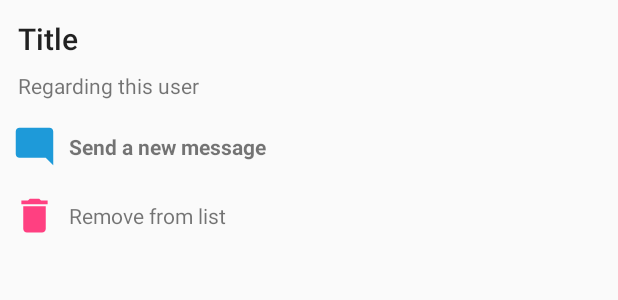
After one commit to brocahontaz/chapp, an Android app: the layout friend_dialog.xml on its own in the app's theme, with its tools: preview values and no code run, on a phone screen of 412 x 824 dp. The commit adds this screen. Shown: the top 300 px of the screen. Run offline under Robolectric (Android 15) with nearby library versions, the phone set to English and light mode, and no system bars.

Commit message:
Added a dialog for contacts, with options to send a new message or remove the contact. Pretty sleek

```diff
--- a/app/build.gradle
+++ b/app/build.gradle
@@ -50,4 +50,5 @@ dependencies {
 
 
 
+
 apply plugin: 'com.google.gms.google-services'
--- a/app/src/main/java/se/rooter/rooterchat/FriendAdapter.java
+++ b/app/src/main/java/se/rooter/rooterchat/FriendAdapter.java
@@ -49,9 +49,11 @@ public class FriendAdapter extends ArrayAdapter<UserInformation> {
         userMail = (TextView) convertView.findViewById(R.id.userMail);
         avatarRound = (ImageView) convertView.findViewById(R.id.profile_image);
         removeFriend = (ImageView) convertView.findViewById(R.id.removeFriend);
+        removeFriend.setVisibility(View.GONE);
 
         final String id = user.getId();
 
+        /*
         removeFriend.setOnClickListener(new View.OnClickListener() {
             @Override
             public void onClick(View v) {
@@ -63,6 +65,7 @@ public class FriendAdapter extends ArrayAdapter<UserInformation> {
                 notifyDataSetChanged();
             }
         });
+        */
 
         String imgpath = user.getImgPath();
         String username = user.getNickname();
--- /dev/null
+++ b/app/src/main/res/layout/friend_dialog.xml
@@ -0,0 +1,88 @@
+<?xml version="1.0" encoding="utf-8"?>
+<LinearLayout xmlns:android="http://schemas.android.com/apk/res/android"
+    xmlns:app="http://schemas.android.com/apk/res-auto"
+    xmlns:tools="http://schemas.android.com/tools"
+    android:layout_width="match_parent"
+    android:layout_height="wrap_content"
+    android:orientation="vertical"
+    android:paddingBottom="12dp">
+
+    <android.support.constraint.ConstraintLayout
+        android:layout_width="match_parent"
+        android:layout_height="wrap_content">
+
+        <TextView
+            android:id="@+id/title"
+            android:layout_width="wrap_content"
+            android:layout_height="wrap_content"
+            android:layout_marginLeft="12dp"
+            android:layout_marginStart="12dp"
+            android:layout_marginTop="12dp"
+            android:text="Actions"
+            android:textAppearance="@android:style/TextAppearance.Material.DialogWindowTitle"
+            app:layout_constraintLeft_toLeftOf="parent"
+            app:layout_constraintTop_toTopOf="parent"
+            tools:layout_constraintLeft_creator="1"
+            tools:layout_constraintTop_creator="1"
+            tools:text="Title" />
+
+        <TextView
+            android:id="@+id/message"
+            android:layout_width="wrap_content"
+            android:layout_height="wrap_content"
+            android:layout_marginStart="12dp"
+            android:layout_marginTop="8dp"
+            app:layout_constraintLeft_toLeftOf="parent"
+            app:layout_constraintTop_toBottomOf="@+id/title"
+            tools:layout_constraintLeft_creator="1"
+            tools:layout_constraintTop_creator="1"
+            tools:text="Regarding this user" />
+
+        <ImageView
+            android:id="@+id/messageBtn"
+            android:layout_width="30dp"
+            android:layout_height="30dp"
+            app:srcCompat="@drawable/ic_chat"
+            android:layout_marginTop="16dp"
+            app:layout_constraintTop_toBottomOf="@+id/message"
+            android:layout_marginLeft="8dp"
+            app:layout_constraintLeft_toLeftOf="parent" />
+
+        <ImageView
+            android:id="@+id/removeBtn"
+            android:layout_width="30dp"
+            android:layout_height="30dp"
+            app:srcCompat="@drawable/ic_delete"
+            android:layout_marginTop="16dp"
+            app:layout_constraintTop_toBottomOf="@+id/messageBtn"
+            android:layout_marginLeft="8dp"
+            app:layout_constraintLeft_toLeftOf="parent"
+            android:tint="@color/colorAccent"/>
+
+        <TextView
+            android:id="@+id/newMsg"
+            android:layout_width="wrap_content"
+            android:layout_height="wrap_content"
+            android:layout_marginBottom="8dp"
+            android:layout_marginLeft="8dp"
+            android:layout_marginTop="8dp"
+            android:text="Send a new message"
+            android:textStyle="bold"
+            app:layout_constraintBottom_toBottomOf="@+id/messageBtn"
+            app:layout_constraintLeft_toRightOf="@+id/messageBtn"
+            app:layout_constraintTop_toTopOf="@+id/messageBtn" />
+
+        <TextView
+            android:id="@+id/remove"
+            android:layout_width="wrap_content"
+            android:layout_height="wrap_content"
+            android:layout_marginBottom="8dp"
+            android:layout_marginLeft="8dp"
+            android:layout_marginTop="8dp"
+            android:text="Remove from list"
+            app:layout_constraintBottom_toBottomOf="@+id/removeBtn"
+            app:layout_constraintLeft_toRightOf="@+id/removeBtn"
+            app:layout_constraintTop_toTopOf="@+id/removeBtn" />
+
+    </android.support.constraint.ConstraintLayout>
+</LinearLayout>
```
Also changed, not shown: app/src/main/java/se/rooter/rooterchat/FriendInfoDialog.java (added, +91 -0 lines), app/src/main/java/se/rooter/rooterchat/FriendsFragment.java (+16 -0 lines), app/src/main/java/se/rooter/rooterchat/MessageFragment.java (added, +108 -0 lines), app/src/main/res/layout/message_layout.xml (added, +13 -0 lines).
